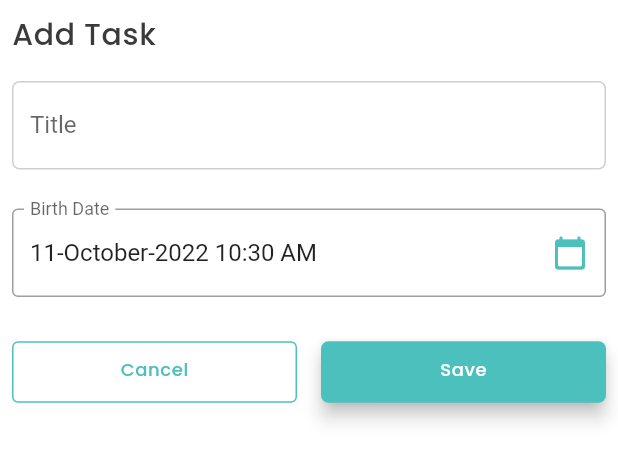
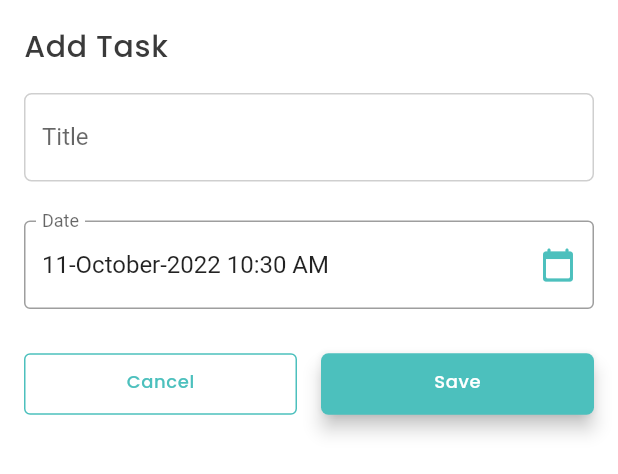
Before and after one commit to wh120/tasks, a Flutter app: the AddTaskDialog widget shown alone on an empty page, opened directly with empty values, on a phone screen of 412 x 824 dp. Shown: the top 474 px of the screen. Run offline on Flutter 3.47's test engine with Material 2 defaults, Android fonts, the phone set to English and light mode, and no system bars; drawn by our look-alikes of date_field; our stand-ins replace bloc, flutter_bloc, get_it.

Commit message:
task view

```diff
--- a/lib/core/utils/extensions/date_time_extensions.dart
+++ b/lib/core/utils/extensions/date_time_extensions.dart
@@ -51,6 +51,11 @@ extension DateTimeExtensions on DateTime {
   String printDayOFWeek(){
     return days[this.weekday];
   }
+
+  String printDateTime(){
+    return DateFormat('yyyy-MM-dd hh:mm a').format(this);
+  }
+
   String printTime(){
     return DateFormat('hh:mm a').format(this);
   }
--- a/lib/core/widgets/calender/AddTaskDialog.dart
+++ b/lib/core/widgets/calender/AddTaskDialog.dart
@@ -33,6 +33,8 @@ class _AddTaskDialogState extends State<AddTaskDialog> {
     return Form(
       key: _formKey,
 
+      child: Padding(
+        padding: const EdgeInsets.all(8.0),
         child: Column(
           mainAxisSize: MainAxisSize.min,
           crossAxisAlignment: CrossAxisAlignment.start,
@@ -58,6 +60,7 @@ class _AddTaskDialogState extends State<AddTaskDialog> {
             Padding(
               padding: EdgeInsets.all(8.0),
               child: RoundedDateTimeField(
+                labelText: 'Date',
                 onPress: (DateTime dateTime) {
                   selectedDateTime=dateTime;
                 },
@@ -104,6 +107,7 @@ class _AddTaskDialogState extends State<AddTaskDialog> {
             )
           ],
         ),
+      ),
     );
   }
 }
--- a/lib/core/widgets/dialogs/dialog.dart
+++ b/lib/core/widgets/dialogs/dialog.dart
@@ -1,4 +1,5 @@
 import 'package:flutter/material.dart';
+import 'package:task/core/utils/extensions/style_extension.dart';
 
 
 import '../../constants/AppTheme.dart';
@@ -117,13 +118,14 @@ class MyDialog {
         context: Keys.navigatorKey.currentContext!,
         builder: (BuildContext context) {
           return AlertDialog(
+            contentPadding: EdgeInsets.zero,
             shape: RoundedRectangleBorder(
                 borderRadius: BorderRadius.all(Radius.circular(8.0))),
 
             content: SingleChildScrollView(
               child: body,
-            ),
-          );
+            ).addGradientInWidget(),
+          ).addGradientInWidget();
         });
 
 
--- a/lib/core/widgets/forms/RoundedDateTimeField.dart
+++ b/lib/core/widgets/forms/RoundedDateTimeField.dart
@@ -10,6 +10,7 @@ typedef DateValueChanged(DateTime dateTime);
 
 class RoundedDateTimeField extends StatefulWidget {
   final String? hintText;
+  final String? labelText;
   final Widget? icon;
   final DateValueChanged onPress;
   final DateTime initialDate;
@@ -18,7 +19,7 @@ class RoundedDateTimeField extends StatefulWidget {
       this.hintText,
       this.icon,
       required this.onPress,
-      required this.initialDate})
+      required this.initialDate, this.labelText})
       : super(key: key);
 
   @override
@@ -49,14 +50,14 @@ class _RoundedDateTimeFieldState extends State<RoundedDateTimeField> {
       dateFormat: DateFormat("dd-MMMM-yyyy hh:mm a"),
       //firstDate: DateTime.,
       lastDate: DateTime(2025),
-      decoration: const InputDecoration(
+      decoration:  InputDecoration(
 
         // contentPadding: EdgeInsets.all(16),
         hintStyle: TextStyle(color: Colors.black45),
         errorStyle: TextStyle(color: Colors.redAccent),
         border: OutlineInputBorder(),
         suffixIcon: Icon(Icons.calendar_today_rounded, color: AppColors.primary),
-        labelText: "Birth Date",
+        labelText: widget.labelText,
       ),
       mode: DateTimeFieldPickerMode.dateAndTime,
       autovalidateMode: AutovalidateMode.onUserInteraction,
```
Also changed, not shown: lib/core/widgets/calender/ViewTaskDialog.dart (added, +24 -0 lines), lib/core/widgets/calender/daily_calender.dart (+12 -7 lines). Lines whose indentation alone changed are shown as unchanged.
